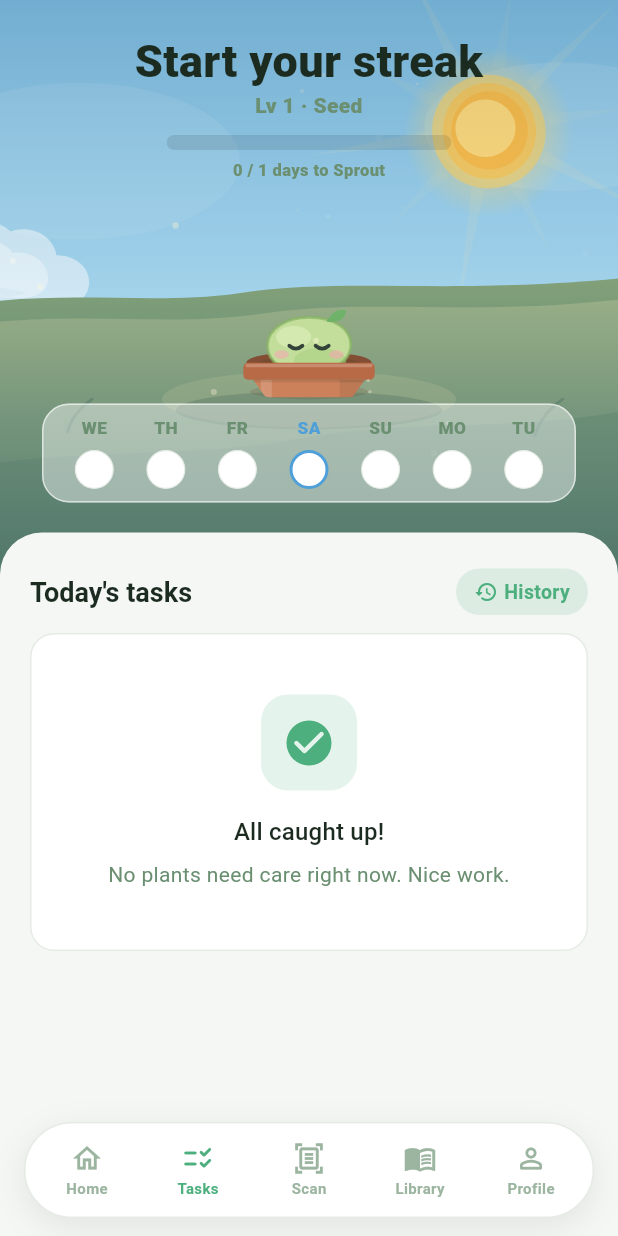
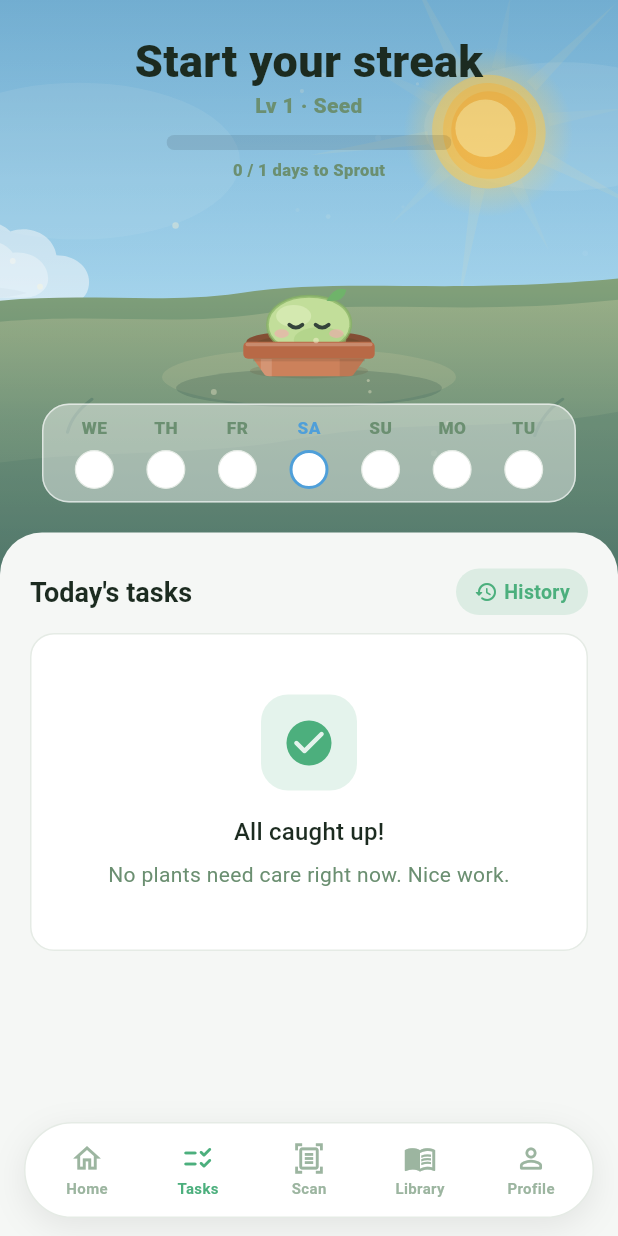
Before and after one commit to ArcLatte/FYP-PlantCareAPP-Stella, a Flutter app: the TasksScreen screen opened by its route, after a tap on an icon or button, on a phone screen of 412 x 824 dp. Run offline on Flutter 3.47's test engine with Material 3 defaults, Android fonts, the phone set to English and light mode, and no system bars; our stand-ins replace cached_network_image, camera, flutter_local_notifications, flutter_svg, geolocator, go_router and 4 more; accounts and stored records are empty; network calls fail.

Commit message:
Fix duplicate streak ground shadow

```diff
--- a/frontend/lib/screens/tasks/tasks_screen.dart
+++ b/frontend/lib/screens/tasks/tasks_screen.dart
@@ -748,7 +748,19 @@ class _StreakBackdropState extends State<_StreakBackdrop>
                 ),
               ),
               Positioned(
-                bottom: 132,
+                left: -24,
+                right: -24,
+                bottom: 0,
+                height: 232,
+                child: _groundAsset(
+                  'streak_ground_front_ovals',
+                  colorFilter: palette.groundFrontFilter,
+                ),
+              ),
+              Positioned(
+                // Lift the creature and pot toward the ground ovals, leaving
+                // the larger illustrated grass backdrop in place.
+                bottom: 146,
                 child: _plantForScene(stage, plantSize, palette),
               ),
               // Ambient life around the plant: fireflies after dark; pollen
```
Also changed, not shown: frontend/assets/plant_stages/streak_ground_back.svg, frontend/assets/plant_stages/streak_ground_front.svg, frontend/assets/plant_stages/streak_ground_front_ovals.svg (added).
